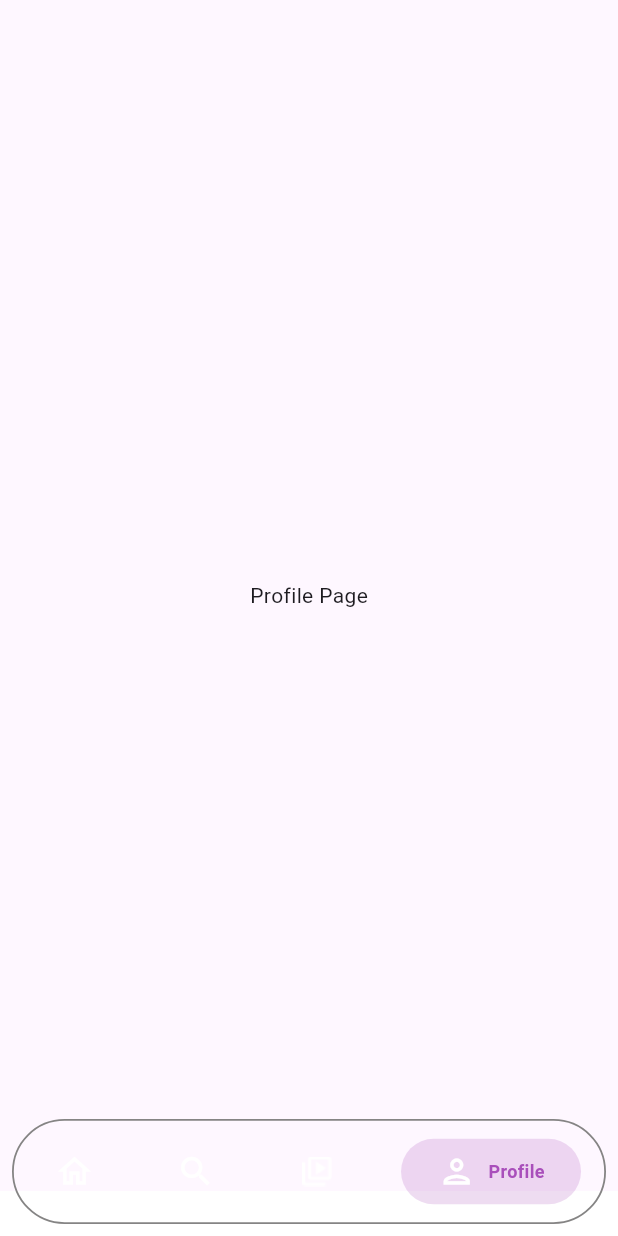
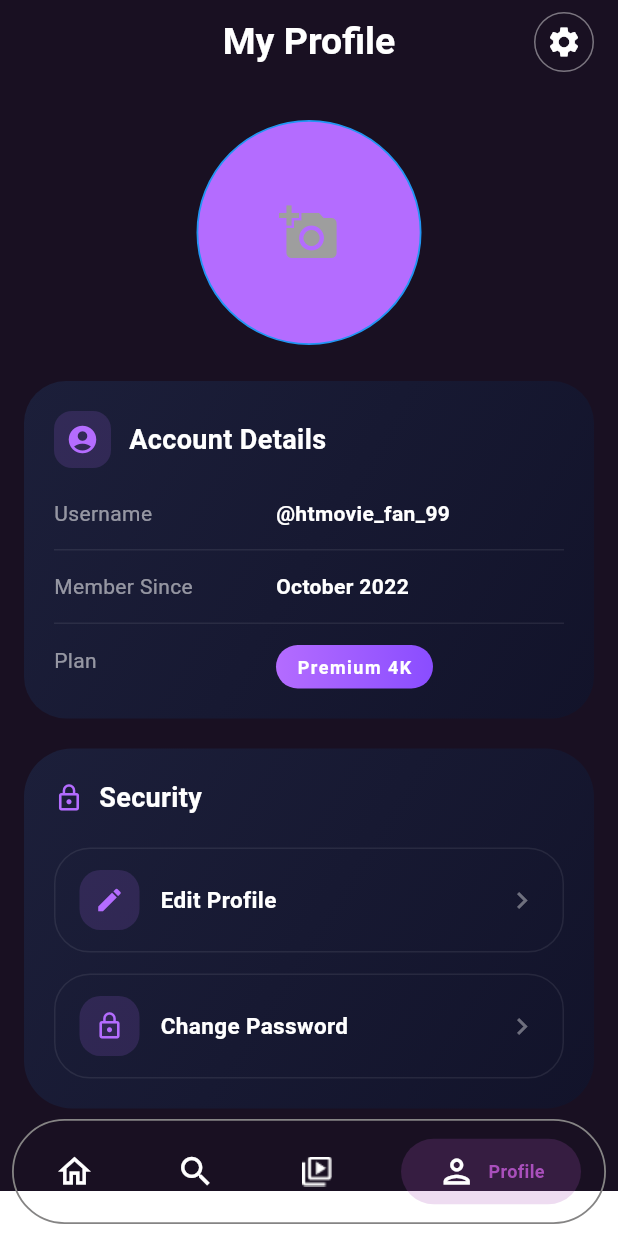
Before and after one commit to thanhbinh-204/HTMovie, a Flutter app: the screen it shows after launch, item 4 of the bottom bar chosen, on a phone screen of 412 x 824 dp. Run offline on Flutter 3.47's test engine with Material 3 defaults, Android fonts, the phone set to English and light mode, and no system bars; drawn by our look-alikes of persistent_bottom_nav_bar; our stand-ins replace image_picker; network calls fail.

Commit message:
add profile page and imagepicker camera

```diff
--- a/lib/page/home/home_Page.dart
+++ b/lib/page/home/home_Page.dart
@@ -1,8 +1,8 @@
 import 'package:flutter/material.dart';
-import 'package:ht_movie/widget/items/category_section.dart';
-import '../../widget/items/hero_banner.dart';
-import '../../widget/items/continueWatching.dart';
-import '../../widget/items/trendingNow.dart';
+import 'package:ht_movie/widget/items/items_home/category_section.dart';
+import '../../widget/items/items_home/hero_banner.dart';
+import '../../widget/items/items_home/continueWatching.dart';
+import '../../widget/items/items_home/trendingNow.dart';
 
 class HomePage extends StatefulWidget {
   @override
@@ -41,8 +41,9 @@ class _HomePage extends State<HomePage> {
                       fontWeight: FontWeight.bold,
                     ),
                   ),
+                  const Spacer(),
                   Padding(
-                    padding: EdgeInsets.only(left: isTablet ? 20 : 65),
+                    padding: EdgeInsets.only(right: isTablet ? 20 : 16),
                     child: Text(
                       "See All",
                       style: TextStyle(
@@ -68,8 +69,9 @@ class _HomePage extends State<HomePage> {
                       fontWeight: FontWeight.bold,
                     ),
                   ),
+                  const Spacer(),
                   Container(
-                    padding: EdgeInsets.only(left: isTablet ? 20 : 90),
+                    padding: EdgeInsets.only(right: isTablet ? 10 : 5),
                     child: IconButton(
                       onPressed: () {},
                       icon: Icon(Icons.arrow_left),
@@ -86,6 +88,7 @@ class _HomePage extends State<HomePage> {
                     ),
                   ),
                   Container(
+                    padding: EdgeInsets.only(right: isTablet ? 20 : 16),
                     child: IconButton(
                       onPressed: () {},
                       icon: Icon(Icons.arrow_right),
--- a/lib/page/navbar_page/library_page.dart
+++ b/lib/page/navbar_page/library_page.dart
@@ -1,7 +1,7 @@
 import 'package:flutter/material.dart';
 import '../../widget/components/library_segmented_button.dart';
-import '../../widget/items/savemovie_library.dart';
-import '../../widget/items/continue_library.dart';
+import '../../widget/items/items_library/savemovie_library.dart';
+import '../../widget/items/items_library/continue_library.dart';
 
 class LibraryPage extends StatelessWidget {
   const LibraryPage({super.key});
--- a/lib/page/navbar_page/profile_page.dart
+++ b/lib/page/navbar_page/profile_page.dart
@@ -1,4 +1,7 @@
 import 'package:flutter/material.dart';
+import '../../widget/items/items_user/account_detail_user.dart';
+import '../../widget/items/items_user/security_user.dart';
+import '../../widget/components/imagepicker_user.dart';
 
 class ProfilePage extends StatefulWidget {
   @override
@@ -8,9 +11,56 @@ class ProfilePage extends StatefulWidget {
 class _ProfilePage extends State<ProfilePage> {
   @override
   Widget build(BuildContext context) {
+    final size = MediaQuery.of(context).size;
+    final isTablet = size.width >= 600;
+    final isSmallPhone = size.height < 700;
+
     return Scaffold(
-      body: Center(
-        child: Text("Profile Page"),
+      backgroundColor: Color(0xFF191022),
+      appBar: AppBar(
+        title: Text(
+          "My Profile",
+          style: TextStyle(
+            color: Colors.white,
+            fontWeight: FontWeight.bold,
+            fontSize: 25,
+          ),
+        ),
+        backgroundColor: Color(0xFF191022),
+        centerTitle: true,
+        actions: [
+          Padding(
+            padding: EdgeInsets.only(right: isTablet ? 20 : 12),
+            child: IconButton.outlined(
+              onPressed: () {},
+              icon: Icon(Icons.settings, color: Colors.white),
+            ),
+          ),
+        ],
+      ),
+      body: SafeArea(
+        child: SingleChildScrollView(
+          padding: EdgeInsets.symmetric(
+            horizontal: isTablet ? 32 : 16,
+            vertical: isSmallPhone ? 16 : 24,
+          ),
+          child: Column(
+            crossAxisAlignment: CrossAxisAlignment.stretch,
+            children: [
+              ImagePickerUser(),
+
+              SizedBox(height: 24),
+
+              const AccountDetailUser(),
+
+              SizedBox(height: 20),
+
+              const SecurityUser(),
+
+              SizedBox(height: 80),
+            ],
+          ),
+        ),
       ),
     );
   }
--- /dev/null
+++ b/lib/widget/components/imagepicker_user.dart
@@ -0,0 +1,90 @@
+import 'dart:io';
+import 'package:flutter/material.dart';
+import 'package:image_picker/image_picker.dart';
+
+class ImagePickerUser extends StatefulWidget {
+  final ValueChanged<File?>? onChanged;
+
+  const ImagePickerUser({super.key, this.onChanged});
+
+  @override
+  State<ImagePickerUser> createState() => _ImagePickerUserState();
+}
+
+class _ImagePickerUserState extends State<ImagePickerUser> {
+  final ImagePicker _picker = ImagePicker();
+  File? _profileImage;
+
+  Future<void> _pickImage() async {
+    final XFile? image = await showDialog(
+      context: context,
+      builder:
+          (context) => AlertDialog(
+            title: const Text("Chọn ảnh"),
+            content: Column(
+              mainAxisSize: MainAxisSize.min,
+              children: [
+                ListTile(
+                  leading: const Icon(Icons.library_add),
+                  title: const Text("Thư viện ảnh"),
+                  onTap: () async {
+                    Navigator.pop(
+                      context,
+                      await _picker.pickImage(source: ImageSource.gallery),
+                    );
+                  },
+                ),
+                ListTile(
+                  leading: const Icon(Icons.camera_alt),
+                  title: const Text("Camera"),
+                  onTap: () async {
+                    Navigator.pop(
+                      context,
+                      await _picker.pickImage(source: ImageSource.camera),
+                    );
+                  },
+                ),
+              ],
+            ),
+          ),
+    );
+
+    if (image != null) {
+      setState(() {
+        _profileImage = File(image.path);
+      });
+      widget.onChanged?.call(_profileImage);
+    }
+  }
+
+  @override
+  Widget build(BuildContext context) {
+    final size = MediaQuery.of(context).size;
+    final isTablet = size.width >= 600;
+    final isSmallPhone = size.height < 700;
+
+    final double avatarSize = isTablet ? 200 : 150;
+
+    return Center(
+      child: GestureDetector(
+        onTap: _pickImage,
+        child: Container(
+          width: avatarSize,
+          height: avatarSize,
+          decoration: BoxDecoration(
+            color: Color(0xFFB46CFF),
+            borderRadius: BorderRadius.circular(avatarSize / 2),
+            border: Border.all(color: Colors.blue, width: 1.2),
+          ),
+          child:
+              _profileImage != null
+                  ? ClipRRect(
+                    borderRadius: BorderRadius.circular(avatarSize / 2),
+                    child: Image.file(_profileImage!, fit: BoxFit.cover),
+                  )
+                  : const Icon(Icons.add_a_photo, size: 40, color: Colors.grey),
+        ),
+      ),
+    );
+  }
+}
--- a/lib/widget/items/category_section.dart
+++ b/lib/widget/items/items_home/category_section.dart
@@ -1,6 +1,6 @@
 import 'package:flutter/material.dart';
-import '../../call_api/models/category_model.dart';
-import '../../call_api/services/category_service.dart';
+import '../../../call_api/models/category_model.dart';
+import '../../../call_api/services/category_service.dart';
 
 class CategorySection extends StatefulWidget {
   const CategorySection({super.key});
--- /dev/null
+++ b/lib/widget/items/items_user/account_detail_user.dart
@@ -0,0 +1,93 @@
+import 'package:flutter/material.dart';
+import 'inforow.dart';
+import 'planbadge.dart';
+
+class AccountDetailUser extends StatelessWidget {
+  const AccountDetailUser({super.key});
+
+  @override
+  Widget build(BuildContext context) {
+    final size = MediaQuery.of(context).size;
+    final isTablet = size.width >= 600;
+    final isSmallPhone = size.height < 700;
+
+    //mock data sau thay bằng api user đăng nhập
+    const username = '@htmovie_fan_99';
+    const memberSince = 'October 2022';
+    const plan = 'Premium 4K';
+
+    return Container(
+      padding: EdgeInsets.all(isTablet ? 24 : 20),
+      decoration: BoxDecoration(
+        borderRadius: BorderRadius.circular(28),
+        gradient: const LinearGradient(
+          begin: Alignment.topLeft,
+          end: Alignment.bottomRight,
+          colors: [Color(0xFF1C1F3A), Color(0xFF12132A)],
+        ),
+      ),
+      child: Column(
+        crossAxisAlignment: CrossAxisAlignment.start,
+        children: [
+          Row(
+            children: [
+              Container(
+                padding: const EdgeInsets.all(8),
+                decoration: BoxDecoration(
+                  color: Color(0xFFB46CFF).withOpacity(0.15),
+                  borderRadius: BorderRadius.circular(12),
+                ),
+                child: Icon(
+                  Icons.account_circle,
+                  color: Color(0xFFB46CFF),
+                  size: 22,
+                ),
+              ),
+              const SizedBox(width: 12),
+              Text(
+                "Account Details",
+                style: TextStyle(
+                  color: Colors.white,
+                  fontSize: isTablet ? 20 : 18,
+                  fontWeight: FontWeight.bold,
+                ),
+              ),
+            ],
+          ),
+          const SizedBox(height: 20),
+          InfoRow(
+            label: 'Username',
+            value: Text(
+              username,
+              style: TextStyle(
+                color: Colors.white,
+                fontWeight: FontWeight.w600,
+              ),
+            ),
+          ),
+
+          _divier(),
+
+          InfoRow(
+            label: 'Member Since',
+            value: Text(
+              memberSince,
+              style: TextStyle(
+                color: Colors.white,
+                fontWeight: FontWeight.w600,
+              ),
+            ),
+          ),
+
+          _divier(),
+          InfoRow(label: 'Plan', value: Planbadge(plan: plan)),
+        ],
+      ),
+    );
+  }
+
+  Widget _divier() => Padding(
+    padding: const EdgeInsets.symmetric(vertical: 14),
+    child: Divider(color: Colors.white.withOpacity(0.08), height: 1),
+  );
+}
--- /dev/null
+++ b/lib/widget/items/items_user/inforow.dart
@@ -0,0 +1,32 @@
+import 'package:flutter/material.dart';
+
+class InfoRow extends StatelessWidget {
+  final String label;
+  final Widget value;
+
+  const InfoRow({super.key, required this.label, required this.value});
+
+  @override
+  Widget build(BuildContext context) {
+    return LayoutBuilder(
+      builder: (context, constraints) {
+        final labelWidth = constraints.maxWidth * 0.4;
+
+        return Row(
+          crossAxisAlignment: CrossAxisAlignment.start,
+          children: [
+            SizedBox(
+              width: labelWidth,
+              child: Text(
+                label,
+                style: const TextStyle(color: Colors.white54, fontSize: 14),
+              ),
+            ),
+            const SizedBox(width: 12),
+            Flexible(child: value),
+          ],
+        );
+      },
+    );
+  }
+}
--- /dev/null
+++ b/lib/widget/items/items_user/planbadge.dart
@@ -0,0 +1,32 @@
+import 'package:flutter/material.dart';
+
+class Planbadge extends StatelessWidget {
+  final String plan;
+
+  const Planbadge({required this.plan});
+
+  @override
+  Widget build(BuildContext context) {
+    return Container(
+      padding: const EdgeInsets.symmetric(horizontal: 14, vertical: 6),
+      decoration: BoxDecoration(
+        borderRadius: BorderRadius.circular(20),
+        gradient: LinearGradient(
+          colors: [
+            Color(0xFFB46CFF),
+            Color(0xFF8A4DFF)
+            ],
+        ),
+      ),
+      child: Text(
+        plan,
+        style: TextStyle(
+          color: Colors.white,
+          fontSize: 12,
+          fontWeight: FontWeight.bold,
+          letterSpacing: 1
+        ),
+      ),
+    );
+  }
+}
--- /dev/null
+++ b/lib/widget/items/items_user/security_item.dart
@@ -0,0 +1,66 @@
+import 'package:flutter/material.dart';
+
+class SecurityItem extends StatelessWidget {
+  final IconData icon;
+  final String title;
+  final VoidCallback? onTap;
+
+  const SecurityItem({
+    super.key,
+    required this.icon,
+    required this.title,
+    this.onTap,
+  });
+
+  @override
+  Widget build(BuildContext context) {
+    final size = MediaQuery.of(context).size;
+    final isTablet = size.width >= 600;
+
+    return InkWell(
+      onTap: onTap,
+      child: Container(
+        padding: EdgeInsets.symmetric(
+          horizontal: isTablet ? 20 : 16,
+          vertical: isTablet ? 18 : 14,
+        ),
+        decoration: BoxDecoration(
+          borderRadius: BorderRadius.circular(24),
+          border: Border.all(color: Colors.white.withOpacity(0.08)),
+        ),
+        child: Row(
+          children: [
+            Container(
+              padding: EdgeInsets.all(10),
+              decoration: BoxDecoration(
+                color: Color(0xFFB46CFF).withOpacity(0.15),
+                borderRadius: BorderRadius.circular(14),
+              ),
+              child: Icon(
+                icon,
+                color: Color(0xFFB46CFF),
+                size: isTablet ? 22 : 20,
+              ),
+            ),
+            const SizedBox(width: 14),
+            Expanded(
+              child: Text(
+                title,
+                style: TextStyle(
+                  color: Colors.white,
+                  fontSize: isTablet ? 18 : 15,
+                  fontWeight: FontWeight.w600,
+                ),
+              ),
+            ),
+            Icon(
+              Icons.chevron_right,
+              color: Colors.white38,
+              size: isTablet ? 26 : 22,
+            ),
+          ],
+        ),
+      ),
+    );
+  }
+}
--- /dev/null
+++ b/lib/widget/items/items_user/security_user.dart
@@ -0,0 +1,56 @@
+import 'package:flutter/material.dart';
+import 'security_item.dart';
+
+class SecurityUser extends StatelessWidget {
+  const SecurityUser({super.key});
+
+  @override
+  Widget build(BuildContext context) {
+    final size = MediaQuery.of(context).size;
+    final isTablet = size.width >= 600;
+    final isSmallPhone = size.height < 700;
+
+    return Container(
+      padding: EdgeInsets.all(isTablet ? 28 : 20),
+      decoration: BoxDecoration(
+        borderRadius: BorderRadius.circular(32),
+        gradient: LinearGradient(
+          begin: Alignment.topLeft,
+          end: Alignment.bottomRight,
+          colors: [Color(0xFF1C1F3A), Color(0xFF12132A)],
+        ),
+      ),
+      child: Column(
+        crossAxisAlignment: CrossAxisAlignment.start,
+        children: [
+          Row(
+            children: [
+              Icon(
+                Icons.lock_outline,
+                color: Color(0xFFB46CFF),
+                size: isTablet ? 24 : 20,
+              ),
+              const SizedBox(width: 10),
+              Text(
+                'Security',
+                style: TextStyle(
+                  color: Colors.white,
+                  fontSize: isTablet ? 22 : 18,
+                  fontWeight: FontWeight.bold,
+                ),
+              ),
+            ],
+          ),
+          SizedBox(height: isSmallPhone ? 16 : 20),
+          SecurityItem(icon: Icons.edit, title: 'Edit Profile', onTap: () {
+            print("nhấn edit profile");
+          }),
+          SizedBox(height: 14),
+          SecurityItem(icon: Icons.lock_outline, title: 'Change Password',onTap: () {
+            print("nhấn change password");
+          },),
+        ],
+      ),
+    );
+  }
+}
--- a/pubspec.yaml
+++ b/pubspec.yaml
@@ -34,6 +34,7 @@ dependencies:
   http: ^1.2.0
   persistent_bottom_nav_bar: ^6.2.1
   cached_network_image: ^3.3.1
+  image_picker: ^1.2.1
 
   # The following adds the Cupertino Icons font to your application.
   # Use with the CupertinoIcons class for iOS style icons.
```
Also changed, not shown: lib/widget/items/items_home/continueWatching.dart (renamed from lib/widget/items/continueWatching.dart), lib/widget/items/items_home/hero_banner.dart (renamed from lib/widget/items/hero_banner.dart), lib/widget/items/items_home/trendingNow.dart (renamed from lib/widget/items/trendingNow.dart), lib/widget/items/items_library/continue_library.dart (renamed from lib/widget/items/continue_library.dart), lib/widget/items/items_library/savemovie_library.dart (renamed from lib/widget/items/savemovie_library.dart), pubspec.lock, 6 other files.
